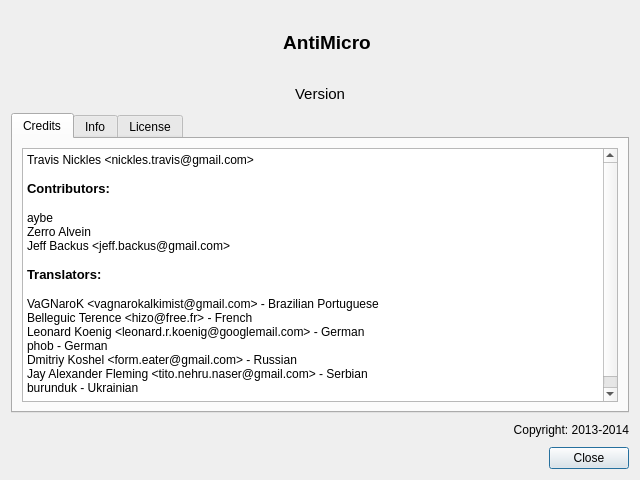
This is src/aboutdialog.ui in AntiMicroX/antimicrox as Qt 5 draws it before an edit. The edited form follows.
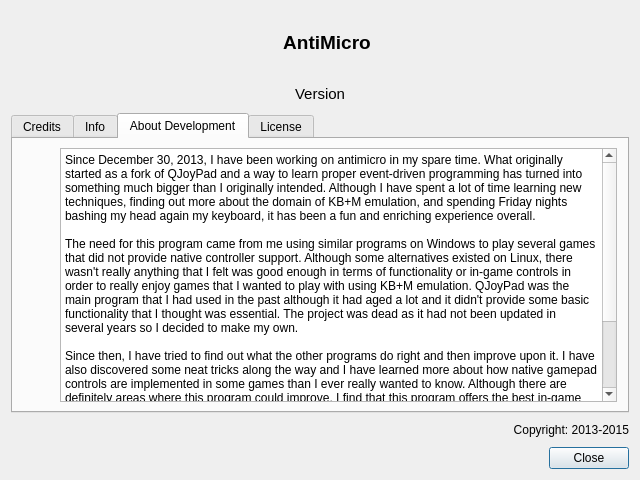
This is the edited form. The open tabs and pages were chosen to show the change. Icons and pictures are not drawn.

Commit message: Added About Development tab to About window.

Patch:
```diff
--- a/src/aboutdialog.ui
+++ b/src/aboutdialog.ui
@@ -170,6 +170,52 @@
        </item>
       </layout>
      </widget>
+     <widget class="QWidget" name="aboutDev">
+      <attribute name="title">
+       <string>About Development</string>
+      </attribute>
+      <layout class="QVBoxLayout" name="verticalLayout_5">
+       <property name="leftMargin">
+        <number>10</number>
+       </property>
+       <property name="rightMargin">
+        <number>10</number>
+       </property>
+       <item>
+        <layout class="QHBoxLayout" name="horizontalLayout_3" stretch="0,0">
+         <property name="spacing">
+          <number>30</number>
+         </property>
+         <item>
+          <widget class="QLabel" name="label">
+           <property name="text">
+            <string/>
+           </property>
+           <property name="pixmap">
+            <pixmap resource="resources.qrc">:/images/profile.jpg</pixmap>
+           </property>
+           <property name="scaledContents">
+            <bool>false</bool>
+           </property>
+          </widget>
+         </item>
+         <item>
+          <widget class="QPlainTextEdit" name="plainTextEdit">
+           <property name="plainText">
+            <string>Since December 30, 2013, I have been working on antimicro in my spare time. What originally started as a fork of QJoyPad and a way to learn proper event-driven programming has turned into something much bigger than I originally intended. Although I have spent a lot of time learning new techniques, finding out more about the domain of KB+M emulation, and spending Friday nights bashing my head again my keyboard, it has been a fun and enriching experience overall.
+
+The need for this program came from me using similar programs on Windows to play several games that did not provide native controller support. Although some alternatives existed on Linux, there wasn't really anything that I felt was good enough in terms of functionality or in-game controls in order to really enjoy games that I wanted to play with using KB+M emulation. QJoyPad was the main program that I had used in the past although it had aged a lot and it didn't provide some basic functionality that I thought was essential. The project was dead as it had not been updated in several years so I decided to make my own.
+
+Since then, I have tried to find out what the other programs do right and then improve upon it. I have also discovered some neat tricks along the way and I have learned more about how native gamepad controls are implemented in some games than I ever really wanted to know. Although there are definitely areas where this program could improve, I find that this program offers the best in-game control experience for playing older, and some newer, games that do not provide native controller support.
+
+Once the Steam controller is finally released to the public, the need for this program might not exist anymore. Just based on the concept of the controller alone, the Steam controller would have so many advantages over using a program like this to provide KB+M emulation.</string>
+           </property>
+          </widget>
+         </item>
+        </layout>
+       </item>
+      </layout>
+     </widget>
      <widget class="QWidget" name="license">
       <attribute name="title">
        <string>License</string>
@@ -337,7 +383,7 @@
    <item>
     <widget class="QLabel" name="label_2">
      <property name="text">
-      <string>Copyright: 2013-2014</string>
+      <string>Copyright: 2013-2015</string>
      </property>
      <property name="alignment">
       <set>Qt::AlignBottom|Qt::AlignRight|Qt::AlignTrailing</set>
```
Left out of the diff: 2 changed lines with no effect on the pictures. The commit also changes 2 other files.
